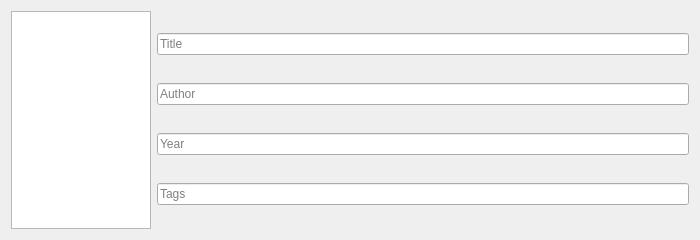
BasioMeusPuga/Lector, file resources/raw/metadata.ui: the form before one commit.
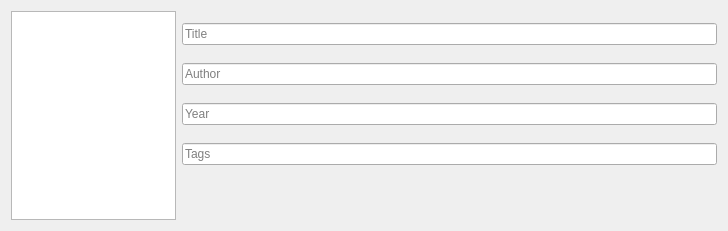
The form after the commit. Icons and pictures are not drawn.

Commit message: Metadata dialog functional. Consolidate database metadata update function.

Diff of the .ui file:
```diff
--- a/resources/raw/metadata.ui
+++ b/resources/raw/metadata.ui
@@ -6,20 +6,20 @@
    <rect>
     <x>0</x>
     <y>0</y>
-    <width>700</width>
-    <height>230</height>
+    <width>728</width>
+    <height>231</height>
    </rect>
   </property>
   <property name="sizePolicy">
-   <sizepolicy hsizetype="Fixed" vsizetype="Expanding">
+   <sizepolicy hsizetype="Expanding" vsizetype="Expanding">
     <horstretch>0</horstretch>
     <verstretch>0</verstretch>
    </sizepolicy>
   </property>
   <property name="maximumSize">
    <size>
-    <width>700</width>
-    <height>230</height>
+    <width>16777215</width>
+    <height>16777215</height>
    </size>
   </property>
   <property name="windowTitle">
@@ -33,29 +33,17 @@
     <layout class="QHBoxLayout" name="horizontalLayout">
      <item>
       <widget class="QGraphicsView" name="coverView">
-       <property name="sizePolicy">
-        <sizepolicy hsizetype="Fixed" vsizetype="Fixed">
-         <horstretch>0</horstretch>
-         <verstretch>0</verstretch>
-        </sizepolicy>
-       </property>
-       <property name="minimumSize">
-        <size>
-         <width>140</width>
-         <height>218</height>
-        </size>
-       </property>
        <property name="maximumSize">
         <size>
-         <width>140</width>
-         <height>218</height>
+         <width>165</width>
+         <height>16777215</height>
         </size>
        </property>
-       <property name="baseSize">
-        <size>
-         <width>140</width>
-         <height>200</height>
-        </size>
+       <property name="toolTip">
+        <string>Cover (click to change)</string>
+       </property>
+       <property name="frameShadow">
+        <enum>QFrame::Plain</enum>
        </property>
       </widget>
      </item>
@@ -95,6 +83,82 @@
          </property>
         </widget>
        </item>
+       <item>
+        <layout class="QHBoxLayout" name="horizontalLayout_2">
+         <item>
+          <spacer name="horizontalSpacer">
+           <property name="orientation">
+            <enum>Qt::Horizontal</enum>
+           </property>
+           <property name="sizeHint" stdset="0">
+            <size>
+             <width>40</width>
+             <height>20</height>
+            </size>
+           </property>
+          </spacer>
+         </item>
+         <item>
+          <widget class="QPushButton" name="okButton">
+           <property name="toolTip">
+            <string>OK</string>
+           </property>
+           <property name="text">
+            <string/>
+           </property>
+           <property name="icon">
+            <iconset resource="resources.qrc">
+             <normaloff>:/images/checkmark.svg</normaloff>:/images/checkmark.svg</iconset>
+           </property>
+           <property name="iconSize">
+            <size>
+             <width>24</width>
+             <height>24</height>
+            </size>
+           </property>
+           <property name="flat">
+            <bool>true</bool>
+           </property>
+          </widget>
+         </item>
+         <item>
+          <widget class="QPushButton" name="cancelButton">
+           <property name="toolTip">
+            <string>Cancel</string>
+           </property>
+           <property name="text">
+            <string/>
+           </property>
+           <property name="icon">
+            <iconset resource="resources.qrc">
+             <normaloff>:/images/error.svg</normaloff>:/images/error.svg</iconset>
+           </property>
+           <property name="iconSize">
+            <size>
+             <width>24</width>
+             <height>24</height>
+            </size>
+           </property>
+           <property name="flat">
+            <bool>true</bool>
+           </property>
+          </widget>
+         </item>
+         <item>
+          <spacer name="horizontalSpacer_2">
+           <property name="orientation">
+            <enum>Qt::Horizontal</enum>
+           </property>
+           <property name="sizeHint" stdset="0">
+            <size>
+             <width>40</width>
+             <height>20</height>
+            </size>
+           </property>
+          </spacer>
+         </item>
+        </layout>
+       </item>
       </layout>
      </item>
     </layout>
```
Left out of the diff: 16 changed lines with no effect on the pictures. The commit also changes 7 other files.
